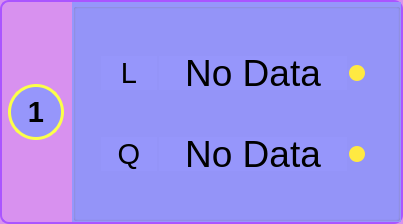
First picture: the form in UiFiles/clsChannelSettings.ui, repository caicaiking/WKELightWave, before the edit.
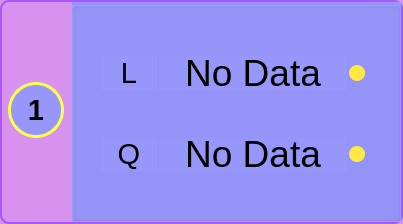
Second picture: the form after the edit. Icons and pictures are not drawn. Custom widgets are drawn as their Qt base class.

The edit to the form file:
```diff
--- a/UiFiles/clsChannelSettings.ui
+++ b/UiFiles/clsChannelSettings.ui
@@ -56,6 +56,9 @@
    </property>
    <item>
     <layout class="QVBoxLayout" name="verticalLayout">
+     <property name="bottomMargin">
+      <number>5</number>
+     </property>
      <item>
       <layout class="QHBoxLayout" name="horizontalLayout_4">
        <item>
@@ -250,8 +253,8 @@
        </property>
        <property name="font">
         <font>
-         <family>楷体</family>
-         <pointsize>14</pointsize>
+         <family>Arial</family>
+         <pointsize>11</pointsize>
         </font>
        </property>
        <property name="autoFillBackground">
```
Left out of the diff: 1 changed line with no effect on the pictures.
